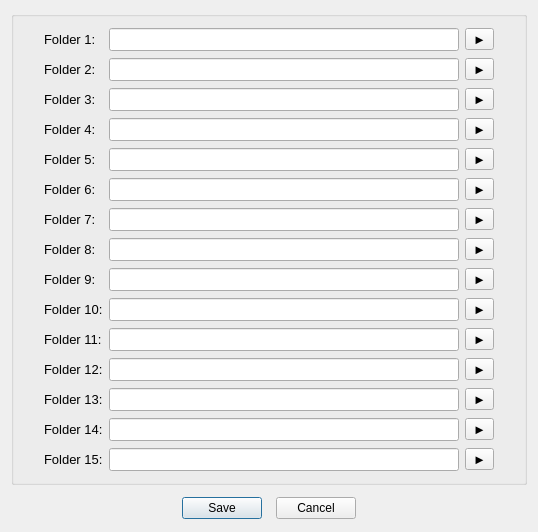
copperspice/diamond, file forms/dialog_preset.ui: the form before one commit.
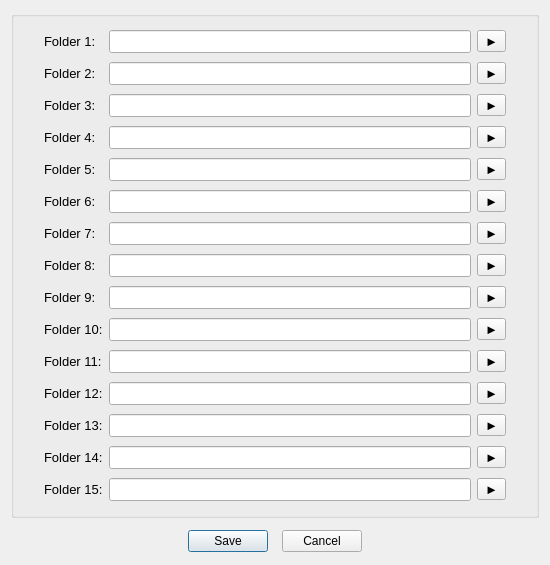
The form after the commit.

The edit to the form file:
```diff
--- a/forms/dialog_preset.ui
+++ b/forms/dialog_preset.ui
@@ -6,8 +6,8 @@
    <rect>
     <x>0</x>
     <y>0</y>
-    <width>531</width>
-    <height>516</height>
+    <width>550</width>
+    <height>565</height>
    </rect>
   </property>
   <property name="windowTitle">
```
Left out of the diff: 149 changed lines with no effect on the pictures.
